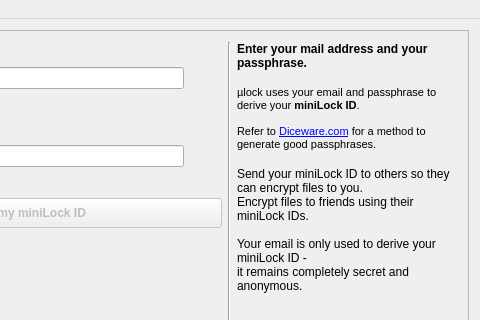
Qt form src/gui/qt-widgets/mlock-gui/mlockmainwindow.ui (andre-simon/mikrolock) before a commit; both pictures show x 217 to 697 and y 0 to 320 of the 697 by 474 pixel window.
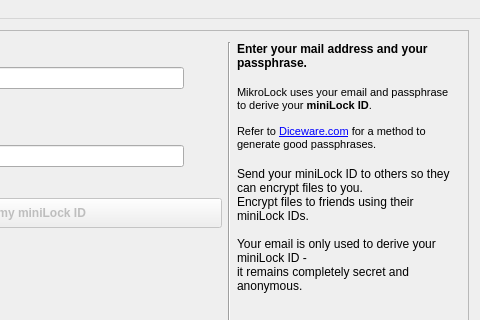
The same form after that commit. The open tabs and pages were chosen to show the change. Icons and pictures are not drawn.

```diff
--- a/src/gui/qt-widgets/mlock-gui/mlockmainwindow.ui
+++ b/src/gui/qt-widgets/mlock-gui/mlockmainwindow.ui
@@ -303,7 +303,7 @@
 &lt;html&gt;&lt;head&gt;&lt;meta name=&quot;qrichtext&quot; content=&quot;1&quot; /&gt;&lt;style type=&quot;text/css&quot;&gt;
 p, li { white-space: pre-wrap; }
 &lt;/style&gt;&lt;/head&gt;&lt;body style=&quot; font-family:'Sans Serif'; font-size:8pt; font-weight:400; font-style:normal;&quot;&gt;
-&lt;p style=&quot; margin-top:0px; margin-bottom:0px; margin-left:0px; margin-right:0px; -qt-block-indent:0; text-indent:0px;&quot;&gt;µlock uses your email and passphrase to derive your &lt;span style=&quot; font-weight:600;&quot;&gt;miniLock ID&lt;/span&gt;.&lt;/p&gt;
+&lt;p style=&quot; margin-top:0px; margin-bottom:0px; margin-left:0px; margin-right:0px; -qt-block-indent:0; text-indent:0px;&quot;&gt;MikroLock uses your email and passphrase to derive your &lt;span style=&quot; font-weight:600;&quot;&gt;miniLock ID&lt;/span&gt;.&lt;/p&gt;
 &lt;p style=&quot;-qt-paragraph-type:empty; margin-top:0px; margin-bottom:0px; margin-left:0px; margin-right:0px; -qt-block-indent:0; text-indent:0px;&quot;&gt;&lt;br /&gt;&lt;/p&gt;
 &lt;p style=&quot; margin-top:0px; margin-bottom:0px; margin-left:0px; margin-right:0px; -qt-block-indent:0; text-indent:0px;&quot;&gt;Refer to &lt;a href=&quot;http://www.diceware.com&quot;&gt;&lt;span style=&quot; text-decoration: underline; color:#0000ff;&quot;&gt;Diceware.com&lt;/span&gt;&lt;/a&gt; for a method to generate good passphrases.&lt;/p&gt;&lt;/body&gt;&lt;/html&gt;</string>
             </property>
```
Left out of the diff: 8 changed lines with no effect on the pictures.
